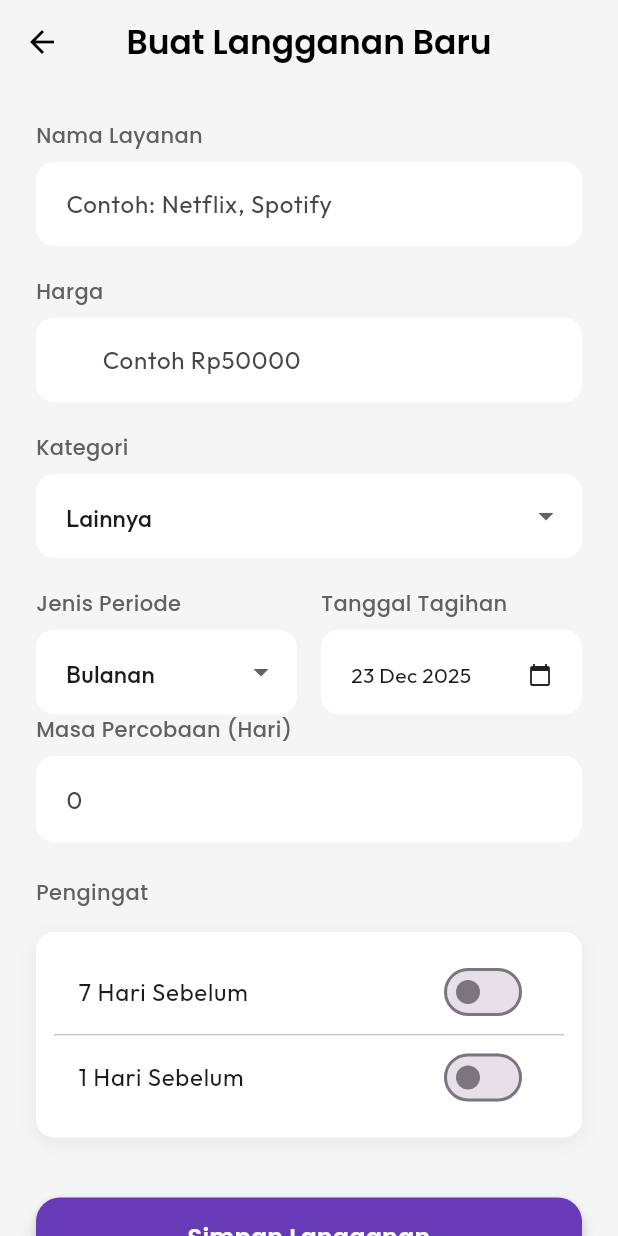
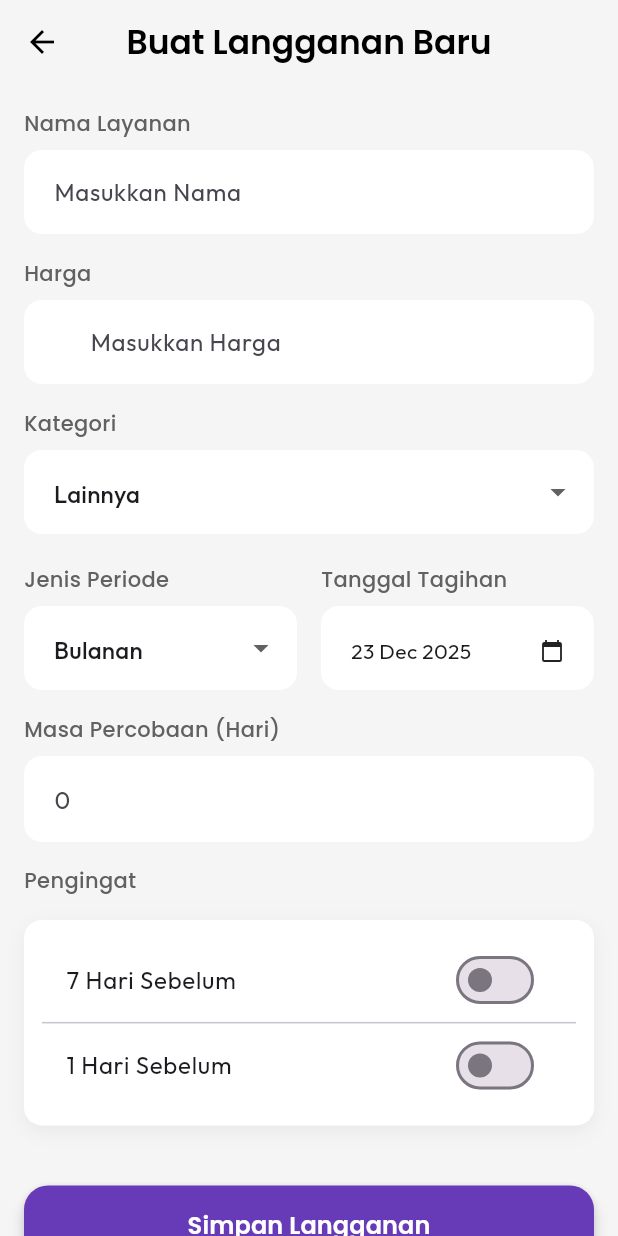
Before and after one commit to CevinWays/bibill, a Flutter app: the screen it shows after launch, after a tap on "Tambah Langganan", on a phone screen of 412 x 824 dp. Run offline on Flutter 3.47's test engine with Material 3 defaults, Android fonts, the phone set to English and light mode, and no system bars; our stand-ins replace equatable, fl_chart, flutter_bloc, flutter_local_notifications, google_fonts, sqflite and 1 more; accounts and stored records are empty.

Commit message:
fixing ui home and add subs

```diff
--- a/lib/pages/add_subscription_page.dart
+++ b/lib/pages/add_subscription_page.dart
@@ -140,7 +140,7 @@ class _AddSubscriptionPageState extends State<AddSubscriptionPage> {
         foregroundColor: Colors.black,
       ),
       body: SingleChildScrollView(
-        padding: const EdgeInsets.all(24.0),
+        padding: const EdgeInsets.all(16.0),
         child: Form(
           key: _formKey,
           child: Column(
@@ -149,21 +149,21 @@ class _AddSubscriptionPageState extends State<AddSubscriptionPage> {
               _buildLabel('Nama Layanan'),
               TextFormField(
                 controller: _nameController,
-                decoration: _inputDecoration('Contoh: Netflix, Spotify'),
+                decoration: _inputDecoration('Masukkan Nama'),
                 validator: (v) =>
                     v == null || v.isEmpty ? 'Masukkan nama' : null,
               ),
-              const SizedBox(height: 20),
+              const SizedBox(height: 16),
 
               _buildLabel('Harga'),
               TextFormField(
                 controller: _priceController,
                 keyboardType: TextInputType.number,
-                decoration: _inputDecoration('Contoh Rp50000', prefix: 'Rp '),
+                decoration: _inputDecoration('Masukkan Harga', prefix: 'Rp '),
                 validator: (v) =>
                     v == null || v.isEmpty ? 'Masukkan harga' : null,
               ),
-              const SizedBox(height: 20),
+              const SizedBox(height: 16),
 
               _buildLabel('Kategori'),
               DropdownButtonFormField<String>(
@@ -234,6 +234,7 @@ class _AddSubscriptionPageState extends State<AddSubscriptionPage> {
                   ),
                 ],
               ),
+              SizedBox(height: 16),
               Row(
                 children: [
                   Expanded(
@@ -258,7 +259,7 @@ class _AddSubscriptionPageState extends State<AddSubscriptionPage> {
                   ),
                 ],
               ),
-              const SizedBox(height: 24),
+              const SizedBox(height: 16),
 
               _buildLabel('Pengingat'),
               const SizedBox(height: 8),
--- a/lib/pages/home_page.dart
+++ b/lib/pages/home_page.dart
@@ -29,15 +29,15 @@ class HomePage extends StatelessWidget {
         backgroundColor: Colors.white,
         elevation: 0,
         actions: [
-          IconButton(
-            icon: const Icon(Icons.notifications_active, color: Colors.black),
-            onPressed: () {
-              NotificationService().showTestNotification();
-              ScaffoldMessenger.of(context).showSnackBar(
-                const SnackBar(content: Text('Test notification scheduled...')),
-              );
-            },
-          ),
+          // IconButton(
+          //   icon: const Icon(Icons.notifications_active, color: Colors.black),
+          //   onPressed: () {
+          //     NotificationService().showTestNotification();
+          //     ScaffoldMessenger.of(context).showSnackBar(
+          //       const SnackBar(content: Text('Test notification scheduled...')),
+          //     );
+          //   },
+          // ),
           IconButton(
             icon: const Icon(Icons.sort, color: Colors.black),
             onPressed: () {
@@ -142,7 +142,7 @@ class HomePage extends StatelessWidget {
                         'Total\nTagihan',
                         currencyFormatter.format(totalCost),
                         Colors.orange,
-                        Icons.attach_money,
+                        Icons.payments_rounded,
                       ),
                       _buildStatCard(
                         'Tagihan\nMinggu Ini',
@@ -187,7 +187,7 @@ class HomePage extends StatelessWidget {
     return Container(
       padding: const EdgeInsets.all(12),
       decoration: BoxDecoration(
-        color: Colors.white,
+        color: color,
         borderRadius: BorderRadius.circular(16),
         boxShadow: [
           BoxShadow(
@@ -200,14 +200,14 @@ class HomePage extends StatelessWidget {
       child: Column(
         mainAxisAlignment: MainAxisAlignment.center,
         children: [
-          Icon(icon, color: color, size: 24),
+          Icon(icon, color: Colors.white, size: 24),
           const SizedBox(height: 8),
           Text(
             value,
             style: GoogleFonts.outfit(
               fontSize: 16, // Slightly smaller to fit
               fontWeight: FontWeight.bold,
-              color: Colors.black,
+              color: Colors.white,
             ),
             maxLines: 1,
             overflow: TextOverflow.ellipsis,
@@ -218,7 +218,7 @@ class HomePage extends StatelessWidget {
             textAlign: TextAlign.center,
             style: GoogleFonts.outfit(
               fontSize: 10,
-              color: Colors.grey[600],
+              color: Colors.white,
               fontWeight: FontWeight.w500,
             ),
             maxLines: 2,
```
